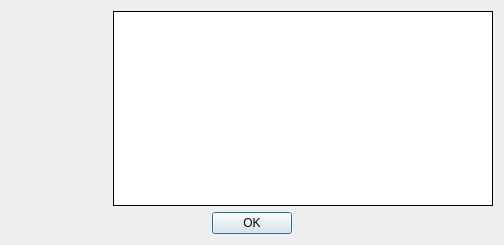
charmedlabs/pixy, file host/pixymon/about.ui: the form before one commit.
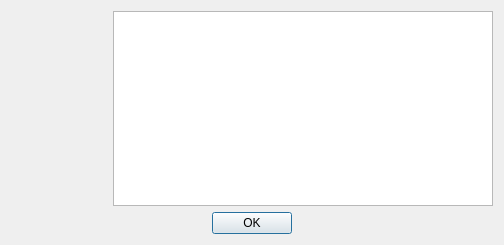
The form after the commit.

Commit message: improved about dialig

The edit to the form file:
```diff
--- a/host/pixymon/about.ui
+++ b/host/pixymon/about.ui
@@ -63,26 +63,7 @@
       </layout>
      </item>
      <item>
-      <widget class="QPlainTextEdit" name="textEdit">
-       <property name="minimumSize">
-        <size>
-         <width>350</width>
-         <height>110</height>
-        </size>
-       </property>
-       <property name="frameShape">
-        <enum>QFrame::Box</enum>
-       </property>
-       <property name="frameShadow">
-        <enum>QFrame::Plain</enum>
-       </property>
-       <property name="readOnly">
-        <bool>true</bool>
-       </property>
-       <property name="backgroundVisible">
-        <bool>false</bool>
-       </property>
-      </widget>
+      <widget class="QTextBrowser" name="textEdit"/>
      </item>
     </layout>
    </item>
```
Left out of the diff: 26 changed lines with no effect on the pictures. The commit also changes 2 other files.
